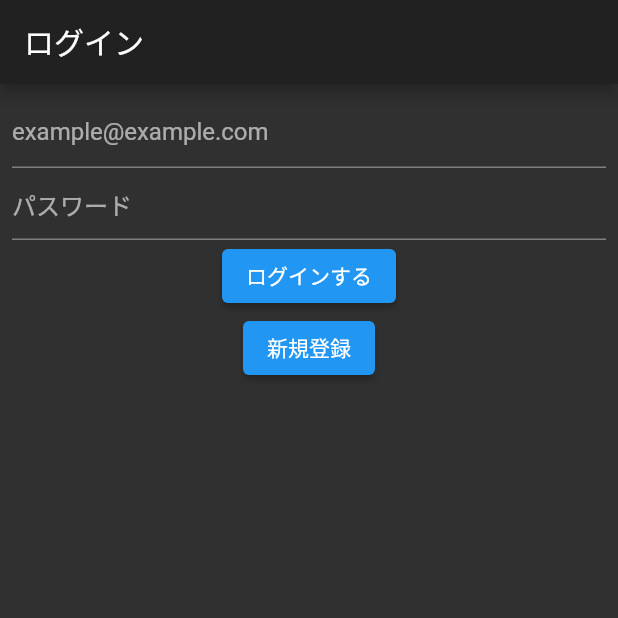
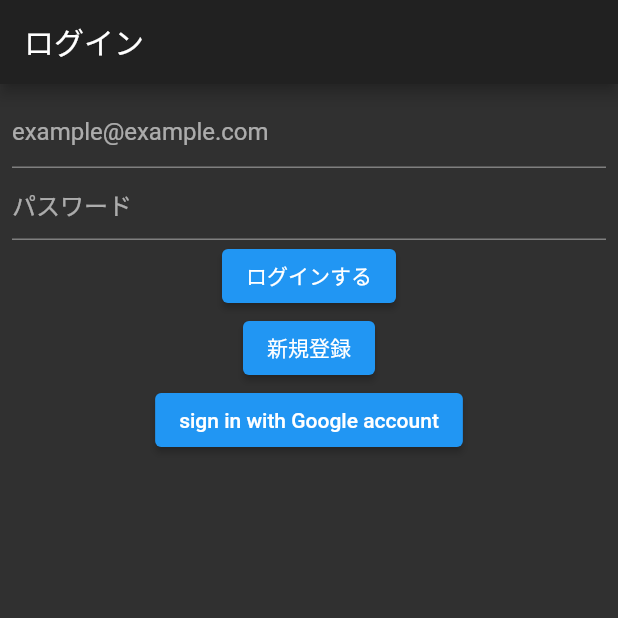
Before and after one commit to t-kawauchiya/training-app, a Flutter app: the screen it shows after launch, on a phone screen of 412 x 824 dp, the top half of it. Run offline on Flutter 3.47's test engine with Material 2 defaults, Android fonts, the phone set to English and light mode, and no system bars; our stand-ins replace cloud_firestore, firebase_auth, firebase_core, flutter_datetime_picker, google_sign_in, timeago; accounts and stored records are empty.

Commit message:
Googleアカウントでのログイン機能の追加 issue #3 ログアウト機能の追加issue #4

```diff
--- a/lib/presentation/main/main.dart
+++ b/lib/presentation/main/main.dart
@@ -1,14 +1,10 @@
+import 'package:firebase_auth/firebase_auth.dart';
 import 'package:firebase_core/firebase_core.dart';
 import 'package:flutter/material.dart';
-import 'package:flutter_datetime_picker/flutter_datetime_picker.dart';
-import 'package:intl/intl.dart';
-import 'package:provider/provider.dart';
-import 'package:training_app/presentation/history/history_model.dart';
-import 'package:training_app/presentation/signUp/sign_up_page.dart';
 
-import '../../common_func.dart';
+import 'package:training_app/signIn/sign_in_page.dart';
+
 import '../app_page.dart';
-import 'main_model.dart';
 
 void main() async {
   WidgetsFlutterBinding.ensureInitialized();
@@ -20,87 +16,21 @@ void main() async {
 class MyApp extends StatelessWidget {
   @override
   Widget build(BuildContext context) {
-    final mailController = TextEditingController();
-    final passwordController = TextEditingController();
     return MaterialApp(
       title: 'Flutter Demo',
       theme: ThemeData.dark(),
-      home: ChangeNotifierProvider<SignInModel>(
-        create: (_) => SignInModel(),
-        child: Scaffold(
-          appBar: AppBar(
-            title: Text('ログイン'),
-          ),
-          body: Consumer<SignInModel>(
-            builder: (context, model, child) {
-              return Padding(
-                padding: const EdgeInsets.all(8.0),
-                child: Column(
-                  children: <Widget>[
-                    TextField(
-                      decoration: InputDecoration(
-                        hintText: 'example@example.com',
-                      ),
-                      obscureText: false,
-                      controller: mailController,
-                      onChanged: (text) {
-                        model.mail = text;
-                      },
-                    ),
-                    TextField(
-                      decoration: InputDecoration(
-                        hintText: 'パスワード',
-                      ),
-                      obscureText: true,
-                      controller: passwordController,
-                      onChanged: (text) {
-                        model.password = text;
-                      },
-                    ),
-                    ElevatedButton(
-                      child: Text('ログインする'),
-                      onPressed: () async {
-                        model.login(context);
-                      },
-                    ),
-                    ElevatedButton(
-                      child: Text('新規登録'),
-                      onPressed: () async {
-                        Navigator.push(
-                          context,
-                          MaterialPageRoute(builder: (context) => SignUpPage()),
-                        );
-                      },
-                    ),
-                  ],
-                ),
-              );
-            },
-          ),
-        ),
+      home: StreamBuilder(
+        stream: FirebaseAuth.instance.authStateChanges(),
+        builder: (context, AsyncSnapshot<User?> snapshot) {
+          if (snapshot.connectionState == ConnectionState.waiting) {
+            return Center(child: CircularProgressIndicator());
+          }
+          if (snapshot.hasData) {
+            return AppPage(snapshot.data!.uid);
+          }
+          return SignInPage();
+        },
       ),
     );
   }
-
-  Future? _showDialog(
-    BuildContext context,
-    String title,
-  ) {
-    showDialog(
-      context: context,
-      builder: (BuildContext context) {
-        return AlertDialog(
-          title: Text(title),
-          actions: <Widget>[
-            ElevatedButton(
-              child: Text('OK'),
-              onPressed: () {
-                Navigator.of(context).pop();
-              },
-            ),
-          ],
-        );
-      },
-    );
-  }
 }
--- /dev/null
+++ b/lib/signIn/sign_in_page.dart
@@ -0,0 +1,73 @@
+import 'package:flutter/cupertino.dart';
+import 'package:flutter/material.dart';
+import 'package:provider/provider.dart';
+import 'package:training_app/presentation/signUp/sign_up_page.dart';
+import 'package:training_app/signIn/sign_in_model.dart';
+
+class SignInPage extends StatelessWidget {
+  @override
+  Widget build(BuildContext context) {
+    final mailController = TextEditingController();
+    final passwordController = TextEditingController();
+    return ChangeNotifierProvider<SignInModel>(
+      create: (_) => SignInModel(),
+      child: Scaffold(
+        appBar: AppBar(
+          title: Text('ログイン'),
+        ),
+        body: Consumer<SignInModel>(
+          builder: (context, model, child) {
+            return Padding(
+              padding: const EdgeInsets.all(8.0),
+              child: Column(
+                children: <Widget>[
+                  TextField(
+                    decoration: InputDecoration(
+                      hintText: 'example@example.com',
+                    ),
+                    obscureText: false,
+                    controller: mailController,
+                    onChanged: (text) {
+                      model.mail = text;
+                    },
+                  ),
+                  TextField(
+                    decoration: InputDecoration(
+                      hintText: 'パスワード',
+                    ),
+                    obscureText: true,
+                    controller: passwordController,
+                    onChanged: (text) {
+                      model.password = text;
+                    },
+                  ),
+                  ElevatedButton(
+                    child: Text('ログインする'),
+                    onPressed: () async {
+                      model.signInWithEmail(context);
+                    },
+                  ),
+                  ElevatedButton(
+                    child: Text('新規登録'),
+                    onPressed: () async {
+                      Navigator.push(
+                        context,
+                        MaterialPageRoute(builder: (context) => SignUpPage()),
+                      );
+                    },
+                  ),
+                  ElevatedButton(
+                    child: Text('sign in with Google account'),
+                    onPressed: () async {
+                      model.signInWithGoogle();
+                    },
+                  ),
+                ],
+              ),
+            );
+          },
+        ),
+      ),
+    );
+  }
+}
--- a/pubspec.yaml
+++ b/pubspec.yaml
@@ -19,6 +19,7 @@ dependencies:
   provider: ^5.0.0
   flutter_datetime_picker: ^1.5.0
   intl: ^0.17.0
+  google_sign_in: ^5.0.1
 
 dev_dependencies:
   flutter_test:
```
Also changed, not shown: lib/presentation/history/history_page.dart (+3 -6 lines), lib/presentation/profile/profile_page.dart (+18 -0 lines), lib/signIn/sign_in_model.dart (renamed from lib/presentation/main/main_model.dart, +22 -26 lines), pubspec.lock, 7 other files.
